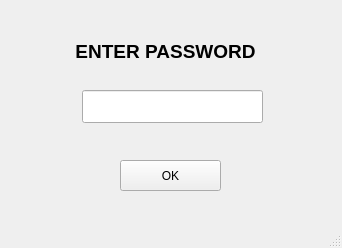
Old version of the form Project1/login.ui in the repository Shreya1809/eid-fall2018.
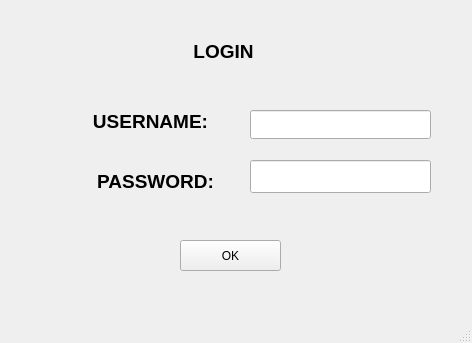
New version of the form.

The edit to the form file:
```diff
--- a/Project1/login.ui
+++ b/Project1/login.ui
@@ -6,8 +6,8 @@
    <rect>
     <x>0</x>
     <y>0</y>
-    <width>342</width>
-    <height>248</height>
+    <width>472</width>
+    <height>343</height>
    </rect>
   </property>
   <property name="windowTitle">
@@ -17,21 +17,21 @@
    <widget class="QLabel" name="label">
     <property name="geometry">
      <rect>
-      <x>70</x>
-      <y>40</y>
+      <x>60</x>
+      <y>170</y>
       <width>191</width>
       <height>21</height>
      </rect>
     </property>
     <property name="text">
-     <string>&lt;html&gt;&lt;head/&gt;&lt;body&gt;&lt;p align=&quot;center&quot;&gt;&lt;span style=&quot; font-size:14pt; font-weight:600;&quot;&gt;ENTER PASSWORD&lt;/span&gt;&lt;/p&gt;&lt;/body&gt;&lt;/html&gt;</string>
+     <string>&lt;html&gt;&lt;head/&gt;&lt;body&gt;&lt;p align=&quot;center&quot;&gt;&lt;span style=&quot; font-size:14pt; font-weight:600;&quot;&gt;PASSWORD:&lt;/span&gt;&lt;/p&gt;&lt;/body&gt;&lt;/html&gt;</string>
     </property>
    </widget>
    <widget class="QLineEdit" name="password">
     <property name="geometry">
      <rect>
-      <x>82</x>
-      <y>90</y>
+      <x>250</x>
+      <y>160</y>
       <width>181</width>
       <height>33</height>
      </rect>
@@ -40,8 +40,8 @@
    <widget class="QPushButton" name="ok">
     <property name="geometry">
      <rect>
-      <x>120</x>
-      <y>160</y>
+      <x>180</x>
+      <y>240</y>
       <width>101</width>
       <height>31</height>
      </rect>
@@ -50,6 +50,42 @@
      <string>OK</string>
     </property>
    </widget>
+   <widget class="QLabel" name="label_2">
+    <property name="geometry">
+     <rect>
+      <x>90</x>
+      <y>110</y>
+      <width>121</width>
+      <height>21</height>
+     </rect>
+    </property>
+    <property name="text">
+     <string>&lt;html&gt;&lt;head/&gt;&lt;body&gt;&lt;p align=&quot;center&quot;&gt;&lt;span style=&quot; font-size:14pt; font-weight:600;&quot;&gt;USERNAME:&lt;/span&gt;&lt;/p&gt;&lt;/body&gt;&lt;/html&gt;</string>
+    </property>
+   </widget>
+   <widget class="QLineEdit" name="username">
+    <property name="geometry">
+     <rect>
+      <x>250</x>
+      <y>110</y>
+      <width>181</width>
+      <height>29</height>
+     </rect>
+    </property>
+   </widget>
+   <widget class="QLabel" name="label_3">
+    <property name="geometry">
+     <rect>
+      <x>190</x>
+      <y>40</y>
+      <width>67</width>
+      <height>21</height>
+     </rect>
+    </property>
+    <property name="text">
+     <string>&lt;html&gt;&lt;head/&gt;&lt;body&gt;&lt;p align=&quot;center&quot;&gt;&lt;span style=&quot; font-size:14pt; font-weight:600;&quot;&gt;LOGIN&lt;/span&gt;&lt;/p&gt;&lt;/body&gt;&lt;/html&gt;</string>
+    </property>
+   </widget>
   </widget>
   <widget class="QStatusBar" name="statusbar"/>
  </widget>
```
